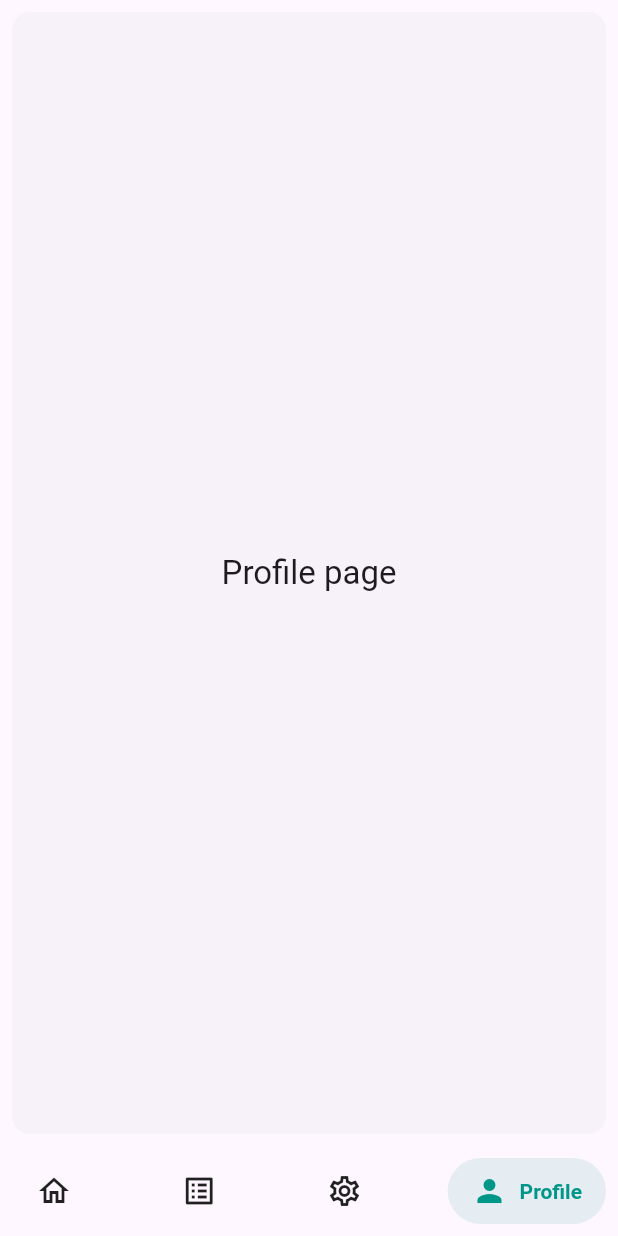
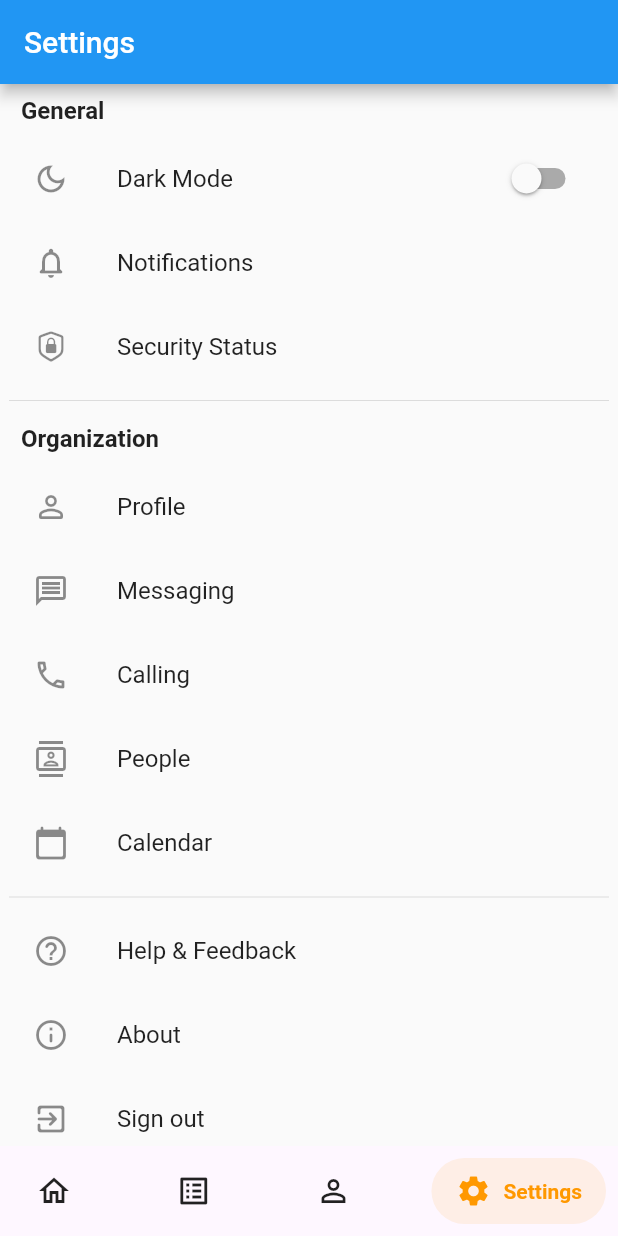
Before and after one commit to Monaliza14xx/flutter-4com1, a Flutter app: the screen it shows after launch, item 4 of the bottom bar chosen, on a phone screen of 412 x 824 dp. Run offline on Flutter 3.47's test engine with Material 2 defaults, Android fonts, the phone set to English and light mode, and no system bars; drawn by our look-alikes of salomon_bottom_bar; network calls fail.

```diff
--- a/lib/components/buttoms/custom_buttom.dart
+++ b/lib/components/buttoms/custom_buttom.dart
@@ -22,6 +22,6 @@ class CustomButton extends StatelessWidget {
             primary: btnColor,
             shape: RoundedRectangleBorder(
                 borderRadius: BorderRadius.circular(20))),
-        child: Text(btnText));
+        child: Text(btnText, style: const TextStyle(fontFamily: 'NotoSansLao' ),));
   }
 }
--- a/lib/components/navbar/navigation_bar.dart
+++ b/lib/components/navbar/navigation_bar.dart
@@ -1,9 +1,10 @@
 import 'package:flutter/material.dart';
-import '../buttoms/custom_buttom.dart';
 import '../pages/contents_page.dart';
 import '../pages/home_page.dart';
+import '../pages/profile_page.dart';
 import '../pages/second_page.dart';
 import 'package:salomon_bottom_bar/salomon_bottom_bar.dart';
+import '../pages/settings_page.dart';
 
 class NavigationBarApp extends StatelessWidget {
   const NavigationBarApp({super.key});
@@ -55,14 +56,6 @@ class _NavigationExampleState extends State<NavigationExample> {
             selectedColor: Colors.pink,
           ),
 
-          /// Search
-          SalomonBottomBarItem(
-            icon: const Icon(Icons.settings_outlined),
-            activeIcon: const Icon(Icons.settings),
-            title: const Text("Search"),
-            selectedColor: Colors.orange,
-          ),
-
           /// Profile
           SalomonBottomBarItem(
             icon: const Icon(Icons.person_outline),
@@ -70,35 +63,22 @@ class _NavigationExampleState extends State<NavigationExample> {
             title: const Text("Profile"),
             selectedColor: Colors.teal,
           ),
+
+           SalomonBottomBarItem(
+            icon: const Icon(Icons.settings_outlined),
+            activeIcon: const Icon(Icons.settings),
+            title: const Text("Settings"),
+            selectedColor: Colors.orange,
+          ),
         ],
       ),
       body: <Widget>[
+
         const MyHomePage(title: "HomePage"),
         const ContentsPage(),
-        Card(
-          shadowColor: Colors.transparent,
-          margin: const EdgeInsets.all(8.0),
-          child: SizedBox.expand(
-            child: Center(
-              child: Text(
-                'Settings page',
-                style: theme.textTheme.titleLarge,
-              ),
-            ),
-          ),
-        ),
-        Card(
-          shadowColor: Colors.transparent,
-          margin: const EdgeInsets.all(8.0),
-          child: SizedBox.expand(
-            child: Center(
-              child: Text(
-                'Profile page',
-                style: theme.textTheme.titleLarge,
-              ),
-            ),
-          ),
-        ),
+        const ProfilePage(),
+        const SettingsPage(),
+
       ][currentPageIndex],
     );
   }
--- a/lib/components/pages/contents_page.dart
+++ b/lib/components/pages/contents_page.dart
@@ -17,7 +17,7 @@ class ArticleDetailPage extends StatelessWidget {
           crossAxisAlignment: CrossAxisAlignment.start,
           children: [
             Image.network(article.imageUrl),
-            SizedBox(height: 16),
+            const SizedBox(height: 16),
             Text(
               'Author: ${article.author}',
               style: TextStyle(fontSize: 16, fontWeight: FontWeight.bold),
--- a/lib/components/pages/home_page.dart
+++ b/lib/components/pages/home_page.dart
@@ -52,7 +52,7 @@ class _MyHomePageState extends State<MyHomePage> {
             children: <Widget>[
               const Text(
                 'ຈຳນວນ',
-                style: TextStyle(fontSize: 20),
+                style: TextStyle(fontSize: 20, fontFamily: 'NotoSansLao' ),
               ),
               Text(
                 '$_counter',
--- /dev/null
+++ b/lib/components/pages/settings_page.dart
@@ -0,0 +1,132 @@
+import 'package:flutter/cupertino.dart';
+import 'package:flutter/material.dart';
+
+class SettingsPage extends StatefulWidget {
+  const SettingsPage({Key? key}) : super(key: key);
+
+  @override
+  State<SettingsPage> createState() => _SettingsPageState();
+}
+
+class _SettingsPageState extends State<SettingsPage> {
+  bool _isDark = false;
+  @override
+  Widget build(BuildContext context) {
+    return Theme(
+      data: _isDark ? ThemeData.dark() : ThemeData.light(),
+      child: Scaffold(
+        appBar: AppBar(
+          title: const Text("Settings"),
+        ),
+        body: Center(
+          child: Container(
+            constraints: const BoxConstraints(maxWidth: 400),
+            child: ListView(
+              children: [
+                _SingleSection(
+                  title: "General",
+                  children: [
+                    _CustomListTile(
+                        title: "Dark Mode",
+                        icon: Icons.dark_mode_outlined,
+                        trailing: Switch(
+                            value: _isDark,
+                            onChanged: (value) {
+                              setState(() {
+                                _isDark = value;
+                              });
+                            })),
+                    const _CustomListTile(
+                        title: "Notifications",
+                        icon: Icons.notifications_none_rounded),
+                    const _CustomListTile(
+                        title: "Security Status",
+                        icon: CupertinoIcons.lock_shield),
+                  ],
+                ),
+                const Divider(),
+                const _SingleSection(
+                  title: "Organization",
+                  children: [
+                    _CustomListTile(
+                        title: "Profile", icon: Icons.person_outline_rounded),
+                    _CustomListTile(
+                        title: "Messaging", icon: Icons.message_outlined),
+                    _CustomListTile(
+                        title: "Calling", icon: Icons.phone_outlined),
+                    _CustomListTile(
+                        title: "People", icon: Icons.contacts_outlined),
+                    _CustomListTile(
+                        title: "Calendar", icon: Icons.calendar_today_rounded)
+                  ],
+                ),
+                const Divider(),
+                const _SingleSection(
+                  children: [
+                    _CustomListTile(
+                        title: "Help & Feedback",
+                        icon: Icons.help_outline_rounded),
+                    _CustomListTile(
+                        title: "About", icon: Icons.info_outline_rounded),
+                    _CustomListTile(
+                        title: "Sign out", icon: Icons.exit_to_app_rounded),
+                  ],
+                ),
+              ],
+            ),
+          ),
+        ),
+      ),
+    );
+  }
+}
+
+class _CustomListTile extends StatelessWidget {
+  final String title;
+  final IconData icon;
+  final Widget? trailing;
+  const _CustomListTile(
+      {Key? key, required this.title, required this.icon, this.trailing})
+      : super(key: key);
+
+  @override
+  Widget build(BuildContext context) {
+    return ListTile(
+      title: Text(title),
+      leading: Icon(icon),
+      trailing: trailing,
+      onTap: () {},
+    );
+  }
+}
+
+class _SingleSection extends StatelessWidget {
+  final String? title;
+  final List<Widget> children;
+  const _SingleSection({
+    Key? key,
+    this.title,
+    required this.children,
+  }) : super(key: key);
+
+  @override
+  Widget build(BuildContext context) {
+    return Column(
+      mainAxisAlignment: MainAxisAlignment.start,
+      crossAxisAlignment: CrossAxisAlignment.start,
+      children: [
+        if (title != null)
+          Padding(
+            padding: const EdgeInsets.all(8.0),
+            child: Text(
+              title!,
+              style: const TextStyle(fontSize: 16, fontWeight: FontWeight.bold),
+            ),
+          ),
+        Column(
+          children: children,
+        ),
+      ],
+    );
+  }
+}
```
Also changed, not shown: lib/components/pages/profile_page.dart (added, +173 -0 lines), pubspec.yaml (+7 -6 lines), fonts/NotoSansLao-Regular.ttf (added), fonts/NotoSansLaoLooped-Regular.ttf (added).
